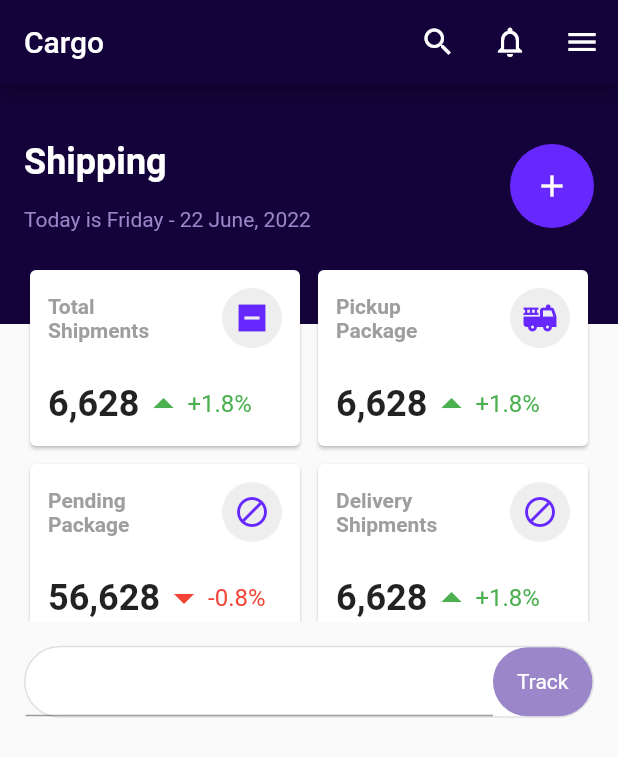
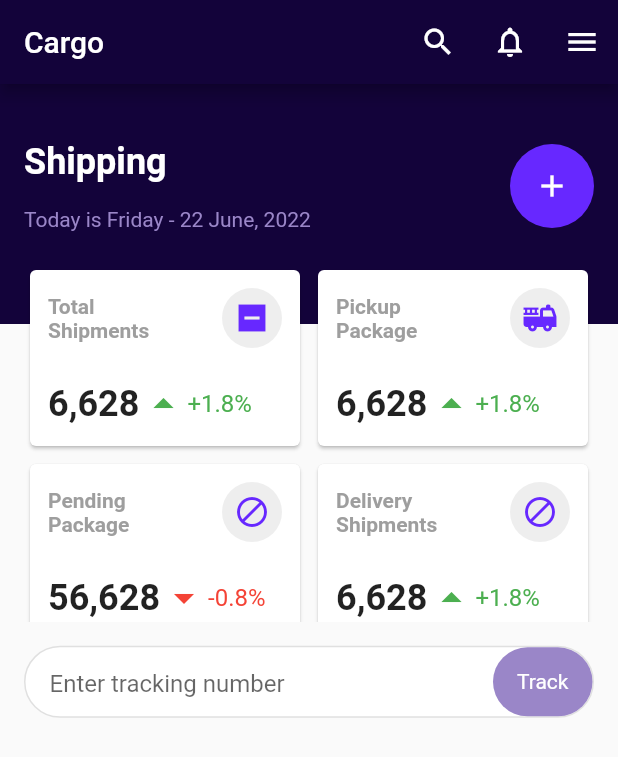
Before and after one commit to JAICHANGPARK/flutter_notebook_chapter_24, a Flutter app: the CargoShippingMainPage screen opened directly, on a phone screen of 412 x 824 dp. Shown: the top 757 px of the screen. Run offline on Flutter 3.47's test engine with Material 2 defaults, Android fonts, the phone set to English and light mode, and no system bars.

Commit message:
Update cargo_shipping_main_page.dart

```diff
--- a/lib/ep1351_cargo_shipping_app/view/cargo_shipping_main_page.dart
+++ b/lib/ep1351_cargo_shipping_app/view/cargo_shipping_main_page.dart
@@ -320,9 +320,18 @@ class _CargoShippingMainPageState extends State<CargoShippingMainPage> {
                   color: Colors.grey[300]!,
                 ),
               ),
+              padding: EdgeInsets.only(
+                left: 16,
+              ),
               child: Row(
                 children: [
-                  const Expanded(child: TextField()),
+                  const Expanded(
+                      child: TextField(
+                    decoration: InputDecoration(
+                      hintText: "Enter tracking number",
+                      border: InputBorder.none,
+                    ),
+                  )),
                   Container(
                     padding: const EdgeInsets.symmetric(
                       horizontal: 16,
```
